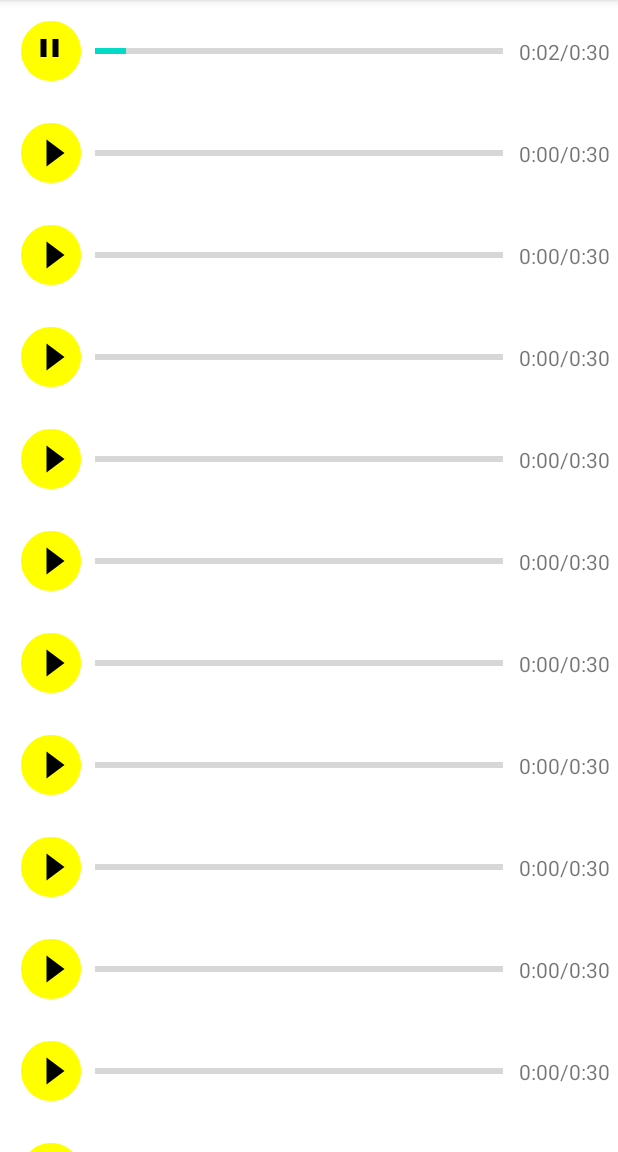
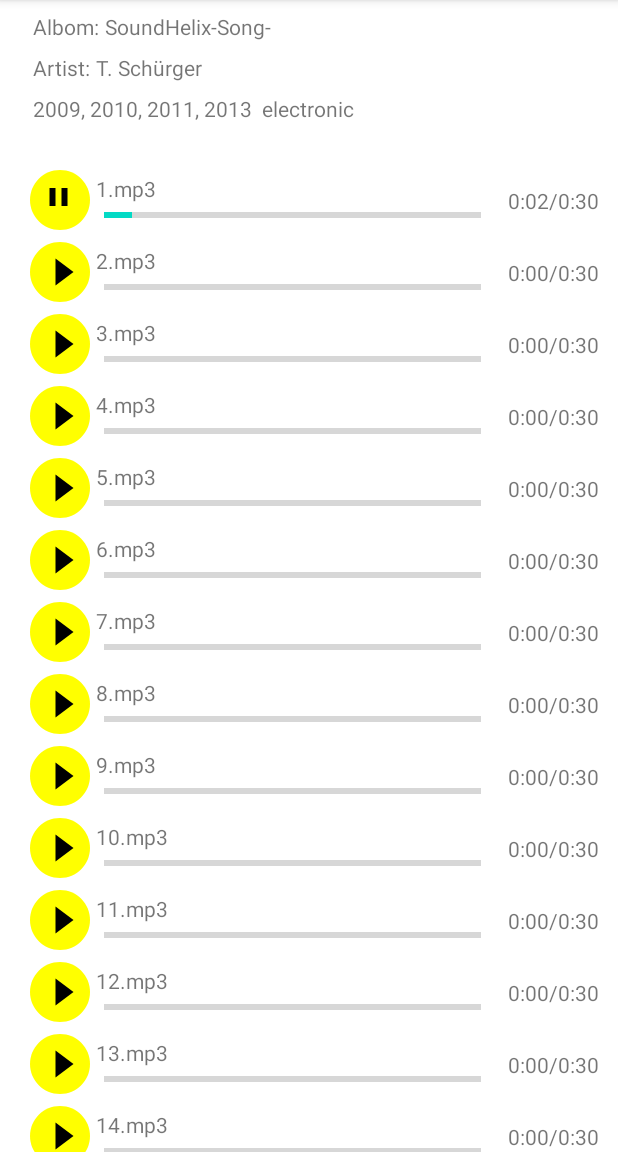
Before and after one commit to Zats1954/Multimedia, an Android app: the screen it shows after launch (AppActivity), after a tap on an icon or button, on a phone screen of 412 x 824 dp, the part 84-1236 px from its top. Run offline under Robolectric (Android 15) with nearby library versions, the phone set to English and light mode, and no system bars.

Commit message:
deleted finish play error

```diff
--- a/app/src/main/java/com/android/multimedia/AppActivity.kt
+++ b/app/src/main/java/com/android/multimedia/AppActivity.kt
@@ -3,10 +3,10 @@ package com.android.multimedia
 
 import android.os.Bundle
 import androidx.appcompat.app.AppCompatActivity
+import com.android.multimedia.adapter.OnInteractionListener
 import com.android.multimedia.adapter.SongAdapter
 import com.android.multimedia.databinding.ActivityAppBinding
 import com.android.multimedia.viewmodel.SongViewModel
-
 
 
 class AppActivity : AppCompatActivity(R.layout.activity_app) {
@@ -20,12 +20,21 @@ class AppActivity : AppCompatActivity(R.layout.activity_app) {
         val viewModel = SongViewModel(resources.openRawResource(R.raw.sng))
 
 
-        val adapter = SongAdapter { }
+        val songPrefix = viewModel.songPrefix
+
+        val adapter = SongAdapter(object : OnInteractionListener {
+            override fun onComplite(song: Song) {
+                println("******** ${song.file}")
+            }
+        }, songPrefix)
 
         binding.rvSongView.adapter = adapter
+        binding.tvAlbomName.text = viewModel.albom
+        binding.tvArtistName.text = viewModel.artist
+        binding.tvInfo.text = viewModel.info
 
-        viewModel.data.observe(this){songs ->
-            adapter.submitList(songs)
-        }
+//        viewModel.data.observe(this){ songs ->
+            adapter.submitList(viewModel.listSongs)
     }
+
 }
--- a/app/src/main/java/com/android/multimedia/adapter/SongAdapter.kt
+++ b/app/src/main/java/com/android/multimedia/adapter/SongAdapter.kt
@@ -10,75 +10,102 @@ import com.android.multimedia.Song
 import com.android.multimedia.databinding.CardSongBinding
 import kotlinx.coroutines.*
 import kotlinx.coroutines.flow.Flow
-import kotlinx.coroutines.flow.collect
 import kotlinx.coroutines.flow.flow
+import java.util.concurrent.atomic.AtomicBoolean
 
 
-typealias OnInteractionListener = (song: Song) -> Unit
+interface OnInteractionListener {
+    fun onComplite(song: Song) {}
+}
 
 class SongAdapter(
-    private val onInteractionListener: OnInteractionListener
+    private val onInteractionListener: OnInteractionListener,
+    private val songPrefix: String
 ) : ListAdapter<Song, SongViewHolder>(SongDiffCallback()) {
+
 
     override fun onCreateViewHolder(parent: ViewGroup, viewType: Int): SongViewHolder {
         val binding = CardSongBinding.inflate(LayoutInflater.from(parent.context), parent, false)
-        return SongViewHolder(binding, onInteractionListener)
+        return SongViewHolder(binding, onInteractionListener, songPrefix)
     }
 
     override fun onBindViewHolder(holder: SongViewHolder, position: Int) {
         val song = getItem(position)
         holder.bind(song)
+
     }
 }
 
 
 class SongViewHolder(
     private val binding: CardSongBinding,
-    private val onInteractionListener: OnInteractionListener
+    private val onInteractionListener: OnInteractionListener,
+    private val songPrefix: String
 ) : RecyclerView.ViewHolder(binding.root) {
     private val mediaObserver = MediaLifecycleObserver()
+    private val checkTime = 1000L
     private var checkButton: Boolean = false
     private val player = mediaObserver.player
-
-    private var isPaused = false
+    private var isPaused: AtomicBoolean = AtomicBoolean()
 
     fun bind(song: Song) {
         binding.apply {
-
             player?.reset()
             player?.setDataSource(
-                song.file
+                 songPrefix + song.file
 //                "https://www.soundhelix.com/examples/mp3/SoundHelix-Song-1.mp3"
             )
             player?.prepare()
             val playSec: Int = player?.duration?.let { it / 1000 } ?: 1
             val playLength = TimeToString(playSec)
+
+            tvSongName.setText(song.file)
             tvLength.setText("0:00/${playLength}")
             progressBar.max = player?.duration ?: 1
+            progressBar.progress = 0
 
-            val barPosition: Flow<Int> = flow {
-                delay(10L)
-                player?.currentPosition?.let {
-                    emit(it)
-                }
-            }
+
+//            val barPosition: Flow<Int> = flow {
+//                delay(500L)
+//                if (player?.isPlaying == true)
+//                    emit(player?.getCurrentPosition())
+//                else
+//                    emit(playSec)
+//            }
 
             play.setOnClickListener {
                 var currentSec: Int
+                var currentSecOld: Int = 0
+                var currentTime: String
                 if (checkButton) {
                     player?.pause()
-                    isPaused = true
+                    isPaused.set(true)
                     checkButton = !checkButton
                 } else {
-                    isPaused = false
+                    isPaused.set(false)
                     player?.start()
-                    CoroutineScope(Dispatchers.Main).launch {
-                        while (!isPaused) {
-                            withTimeout(1000L) {
-                                barPosition.collect {
-                                    currentSec = player?.currentPosition?.let { it / 1000 } ?: 1
-                                    tvLength.setText("${TimeToString(currentSec)}/${playLength}")
-                                    progressBar.progress = it
+                    CoroutineScope(Dispatchers.IO).launch {
+                        while (!isPaused.get()) {
+                            withTimeout(checkTime) {
+                                try {
+//                                    barPosition.collect {
+                                    delay(100)  /* для возможности включения паузы */
+                                    if (player?.isPlaying ?: false) {
+                                        currentSec = player?.currentPosition ?: 1
+                                    } else {
+                                        currentSec = currentSecOld  /* для отражения на паузе */
+                                    }
+                                    currentSecOld = currentSec
+                                    currentTime = TimeToString(currentSec / 1000) + "/" + playLength
+                                    tvLength.text = currentTime
+                                    progressBar.progress = currentSec
+//                                } /*  barPosition.collect
+                                } catch (ex: java.lang.IllegalStateException) {
+                                    progressBar.progress = 0
+                                    tvLength.text = TimeToString(0) + "/" + playLength
+                                    play
+                                    isPaused.set(true)
+                                    player?.release()
                                 }
                             }
                         }
@@ -86,7 +113,13 @@ class SongViewHolder(
                     checkButton = !checkButton
                 }
             }
+
+            player?.setOnCompletionListener {
+                player.release()
+                onInteractionListener.onComplite(song)
+            }
         }
+
     }
 
     private fun TimeToString(playSec: Int): String {
--- a/app/src/main/java/com/android/multimedia/repository/SongRepository.kt
+++ b/app/src/main/java/com/android/multimedia/repository/SongRepository.kt
@@ -5,6 +5,10 @@ import com.android.multimedia.Song
 import java.io.InputStream
 
 interface SongRepository {
-    fun getSongs(): LiveData<List<Song>>
+//    fun getSongs(): LiveData<List<Song>>
+    fun getSongs():List<Song>
     fun getPrefix(): String
+    fun getAlbom(): String
+    fun getArtist(): String
+    fun getInfo(): String
 }
--- a/app/src/main/java/com/android/multimedia/repository/SongRepositoryImplement.kt
+++ b/app/src/main/java/com/android/multimedia/repository/SongRepositoryImplement.kt
@@ -13,16 +13,25 @@ class SongRepositoryImplement(private val resource: InputStream): SongRepository
 
     private   val gson = Gson()
     private   val listSongType = TypeToken.getParameterized(Albom::class.java).type
-    val myReader = InputStreamReader(resource)
-    val albom: Albom = gson.fromJson(myReader, listSongType)
-    val songPrefix = "https://${albom.subtitle}/examples/mp3/${albom.title}"
-    val songs = albom.tracks.map{song ->
-        song.copy(file = "${songPrefix}${song.file}")}
-    private val data = MutableLiveData(songs)
+    private   val myReader = InputStreamReader(resource)
+    private   val albom: Albom = gson.fromJson(myReader, listSongType)
+    private   val songPrefix = "https://${albom.subtitle}/examples/mp3/${albom.title}"
+    private   val songs = albom.tracks
+//    private val data = MutableLiveData(songs)
+//    override fun getSongs(): LiveData<List<Song>> = data
 
+    override fun getSongs() = songs
 
-    override fun getSongs(): LiveData<List<Song>> = data
+    override fun getPrefix() = songPrefix
 
-    override fun getPrefix(): String{
-        return songPrefix }
+    override fun getAlbom() = albom.title
+
+    override fun getArtist() = albom.artist
+
+    override fun getInfo() = "${albom.published}  ${albom.genre}"
+
+    fun getSongName(id:Int) = albom.tracks.get(id).file
+
+    fun getsongPrefix() = "https://${albom.subtitle}/examples/mp3/${albom.title}"
+
 }
--- a/app/src/main/java/com/android/multimedia/viewmodel/SongViewModel.kt
+++ b/app/src/main/java/com/android/multimedia/viewmodel/SongViewModel.kt
@@ -1,6 +1,8 @@
 package com.android.multimedia.viewmodel
 
+import android.media.MediaPlayer
 import androidx.lifecycle.ViewModel
+import com.android.multimedia.Song
 import com.android.multimedia.repository.SongRepository
 import com.android.multimedia.repository.SongRepositoryImplement
 import java.io.InputStream
@@ -8,7 +10,44 @@ import java.io.InputStream
 
 class SongViewModel(private val myResource: InputStream): ViewModel() {
 
+
     private val repository: SongRepository = SongRepositoryImplement(myResource)
-     var data = repository.getSongs()
+    val albom = repository.getAlbom()
+    val artist = repository.getArtist()
+    val info = repository.getInfo()
+    val songPrefix = repository.getPrefix()
+    var listSongs = repository.getSongs()
+    private val player: MediaPlayer? = MediaPlayer()
 
+    fun preparePlay(song:Song){
+        player?.reset()
+        player?.setDataSource( songPrefix + song.file)
+        player?.prepare()
+        val playSec: Int = player?.duration?.let { it / 1000 } ?: 1
+        val playLength = TimeToString(playSec)
+
+    }
+
+    fun playNext(song: Song) {
+         if(song.id == listSongs.lastIndex){
+             play(listSongs.get(0))
+         } else {
+             play(listSongs.get(song.id + 1))
+         }
+    }
+
+
+    private fun play(song: Song) {
+
+    }
+
+    private fun TimeToString(playSec: Int): String {
+        var playSec1 = playSec
+        val playMin: Int = playSec1 / 60
+        playSec1 = playSec1 % 60
+        if (playSec1 < 10)
+            return "${playMin}:0${playSec1}"
+        else
+            return "${playMin}:${playSec1}"
+    }
 }
--- a/app/src/main/res/layout/activity_app.xml
+++ b/app/src/main/res/layout/activity_app.xml
@@ -8,14 +8,85 @@
     android:verticalScrollbarPosition="left"
     tools:context=".AppActivity">
 
+    <androidx.appcompat.widget.LinearLayoutCompat
+        android:id="@+id/albomLayout"
+        android:layout_width="match_parent"
+        android:layout_height="0dp"
+        android:layout_marginStart="6dp"
+        android:gravity="top"
+        android:orientation="vertical"
+        app:layout_constraintEnd_toEndOf="parent"
+        app:layout_constraintTop_toTopOf="parent">
+
+        <LinearLayout
+            android:layout_width="wrap_content"
+            android:layout_height="wrap_content"
+            android:gravity="center"
+            android:orientation="horizontal"
+            android:paddingTop="8dp">
+
+            <TextView
+                android:id="@+id/tvAlbom"
+                android:layout_width="match_parent"
+                android:layout_height="wrap_content"
+                android:paddingStart="16dp"
+                android:text="@string/albom" />
+
+            <TextView
+                android:id="@+id/tvAlbomName"
+                android:layout_width="match_parent"
+                android:layout_height="wrap_content"
+                android:paddingLeft="4dp"
+                android:text=" " />
+        </LinearLayout>
+
+        <LinearLayout
+            android:layout_width="wrap_content"
+            android:layout_height="wrap_content"
+            android:gravity="center"
+            android:orientation="horizontal"
+            android:paddingTop="8dp">
+
+            <TextView
+                android:id="@+id/tvArtist"
+                android:layout_width="match_parent"
+                android:layout_height="wrap_content"
+                android:paddingStart="16dp"
+                android:text="@string/artist" />
+
+            <TextView
+                android:id="@+id/tvArtistName"
+                android:layout_width="match_parent"
+                android:layout_height="wrap_content"
+                android:paddingStart="4dp"
+                android:text=" " />
+        </LinearLayout>
+
+        <TextView
+            android:id="@+id/tvInfo"
+            android:layout_width="match_parent"
+            android:layout_height="wrap_content"
+            android:paddingStart="16dp"
+            android:paddingTop="8dp"
+            android:text=" " />
+
+        <TextView
+            android:id="@+id/tvSong"
+            android:layout_width="match_parent"
+            android:layout_height="wrap_content"
+            android:paddingStart="16dp"
+            android:paddingTop="8dp"
+            android:text=" " />
+    </androidx.appcompat.widget.LinearLayoutCompat>
+
     <androidx.recyclerview.widget.RecyclerView
         android:id="@+id/rvSongView"
         android:layout_width="match_parent"
-        android:layout_height="wrap_content"
+        android:layout_height="0dp"
         app:layoutManager="androidx.recyclerview.widget.LinearLayoutManager"
+        app:layout_constraintTop_toBottomOf="@id/albomLayout"
+        app:layout_constraintBottom_toBottomOf="parent"
         app:layout_constraintEnd_toEndOf="parent"
-        app:layout_constraintTop_toTopOf="parent"
-        app:layout_constraintBottom_toBottomOf="parent"
-        tools:listitem="@layout/card_song"/>
+        tools:listitem="@layout/card_song" />
 
 </androidx.constraintlayout.widget.ConstraintLayout>
--- a/app/src/main/res/layout/card_song.xml
+++ b/app/src/main/res/layout/card_song.xml
@@ -14,7 +14,7 @@
         android:layout_height="48dp"
         android:layout_width= "48dp"
         android:layout_gravity="center_horizontal|bottom"
-        android:layout_margin="10dp"
+
         android:layout_marginStart="16dp"
         android:checkable="true"
         android:background="#00000000"
@@ -26,25 +26,37 @@
         app:layout_constraintStart_toStartOf="parent"
         app:layout_constraintTop_toTopOf="parent"
         />
+    <LinearLayout
+        android:layout_height="wrap_content"
+        android:layout_width="0dp"
+        android:orientation="vertical"
+        app:layout_constraintHorizontal_chainStyle="packed"
+        app:layout_constraintBottom_toBottomOf="@+id/play"
+        app:layout_constraintEnd_toStartOf="@+id/tvLength"
+        app:layout_constraintStart_toEndOf="@id/play"
+        app:layout_constraintTop_toTopOf="@id/play"
+         >
+        <TextView
+            android:id="@+id/tvSongName"
+            android:layout_width="match_parent"
+            android:layout_height="wrap_content"
+            android:layout_gravity="center"/>
 
     <ProgressBar
         android:id="@+id/progressBar"
         style="?android:attr/progressBarStyleHorizontal"
         android:indeterminate="false"
-        android:layout_width="0dp"
         android:layout_height="wrap_content"
+        android:layout_width="match_parent"
         android:layout_gravity="center_vertical"
         android:paddingLeft="5dp"
         android:paddingRight="5dp"
-        app:layout_constraintHorizontal_chainStyle="packed"
-        app:layout_constraintBottom_toBottomOf="@+id/play"
-        app:layout_constraintEnd_toStartOf="@+id/tvLength"
-        app:layout_constraintStart_toEndOf="@id/play"
-        app:layout_constraintTop_toTopOf="@id/play" />
+ />
+</LinearLayout>
 
     <TextView
         android:id="@+id/tvLength"
-        android:layout_width="0dp"
+        android:layout_width="86dp"
         android:layout_height="wrap_content"
         android:paddingStart="5dp"
         android:paddingEnd="5dp"
--- /dev/null
+++ b/app/src/main/res/values-night/strings.xml
@@ -0,0 +1,5 @@
+<?xml version="1.0" encoding="utf-8"?>
+<resources>
+    <string name="albom">Albom:</string>
+    <string name="artist">Artist:</string>
+</resources>
--- a/app/src/main/res/values/strings.xml
+++ b/app/src/main/res/values/strings.xml
@@ -2,4 +2,6 @@
     <string name="app_name">Multimedia</string>
     <string name="click_me">Click me</string>
     <string name="playTime">0.00</string>
+    <string name="albom">Albom:</string>
+    <string name="artist">Artist:</string>
 </resources>
--- a/build.gradle
+++ b/build.gradle
@@ -1,6 +1,6 @@
 // Top-level build file where you can add configuration options common to all sub-projects/modules.
 buildscript {
-    ext.kotlin_version = '1.6.0'
+    ext.kotlin_version = '1.5.31'
     repositories {
         google()
         mavenCentral()
```
